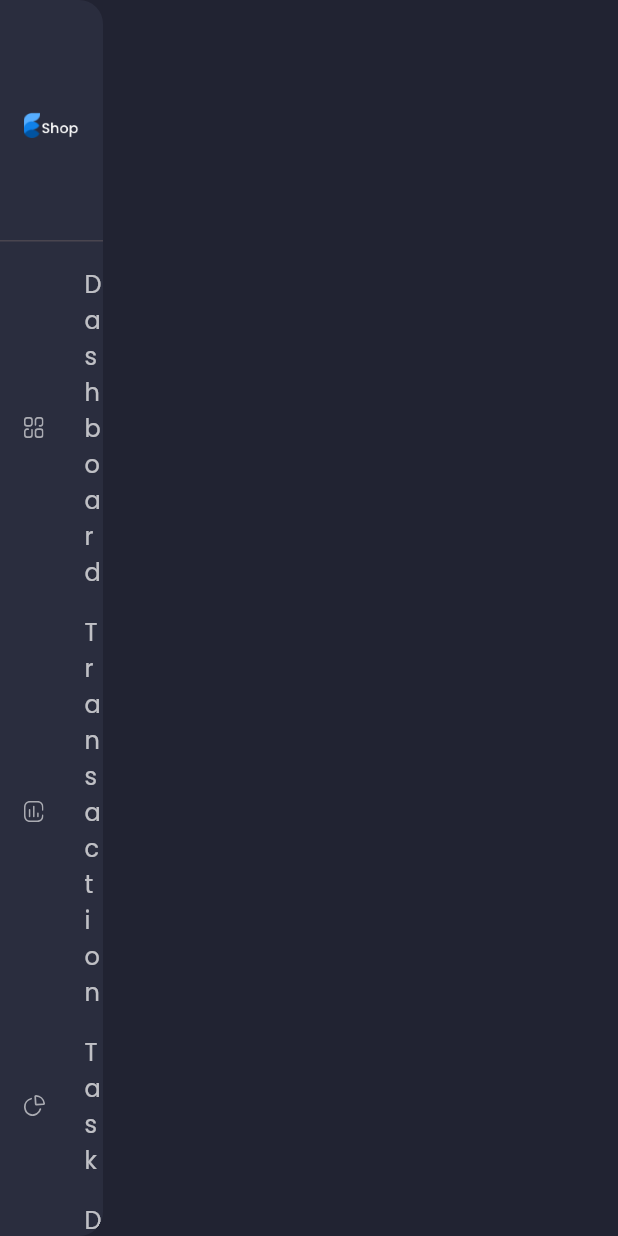
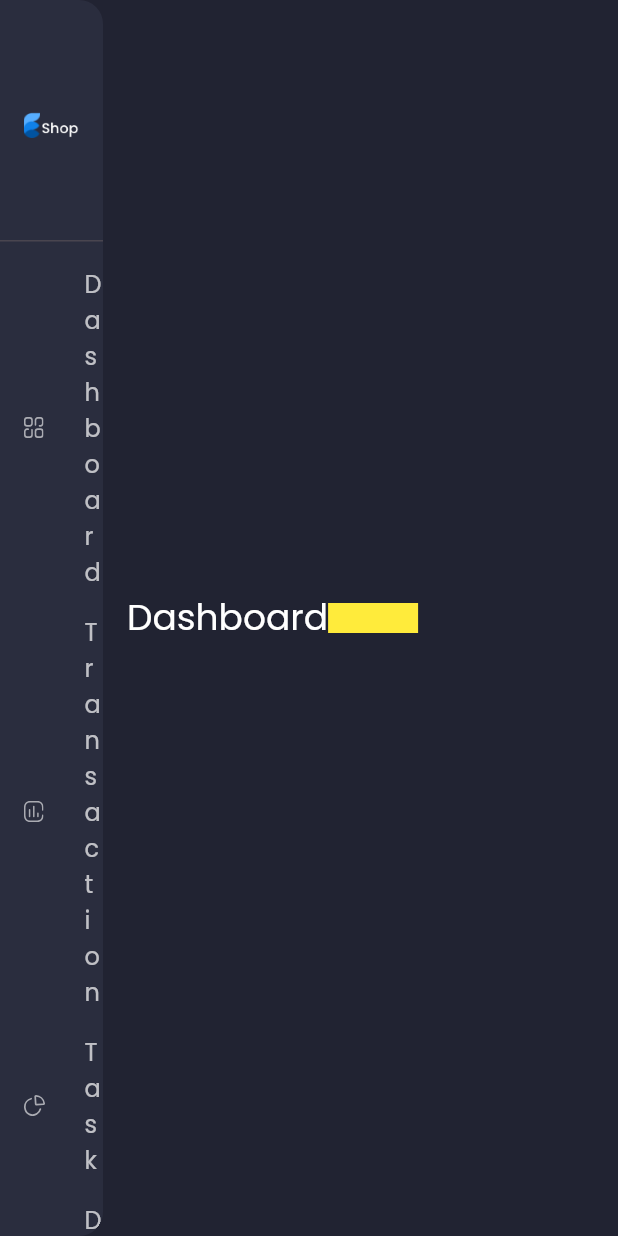
Before and after one commit to MuhammetVural/responsive_admin_panel_ui, a Flutter app: the screen it shows after launch, on a phone screen of 412 x 824 dp. Run offline on Flutter 3.47's test engine with Material 3 defaults, Android fonts, the phone set to English and light mode, and no system bars; our stand-ins replace flutter_svg, google_fonts.

Commit message:
windows test

```diff
--- a/lib/views/dashboard/dashboard_screen.dart
+++ b/lib/views/dashboard/dashboard_screen.dart
@@ -11,8 +11,13 @@ class DashboardScreen extends StatelessWidget {
         child: SafeArea(
             child: Column(
       children: [
-        Container(color: Colors.amber,),
-
+        Row(
+          children: [
+            Text('Dashboard', style: Theme.of(context).textTheme.headlineSmall,),
+            Container(height: 20, width: 60, color: Colors.yellow  ,),
+            //const TextField(decoration: InputDecoration(fillColor: secondaryColor),)
+          ],
+        ),
       ],
     )));
   }
```
